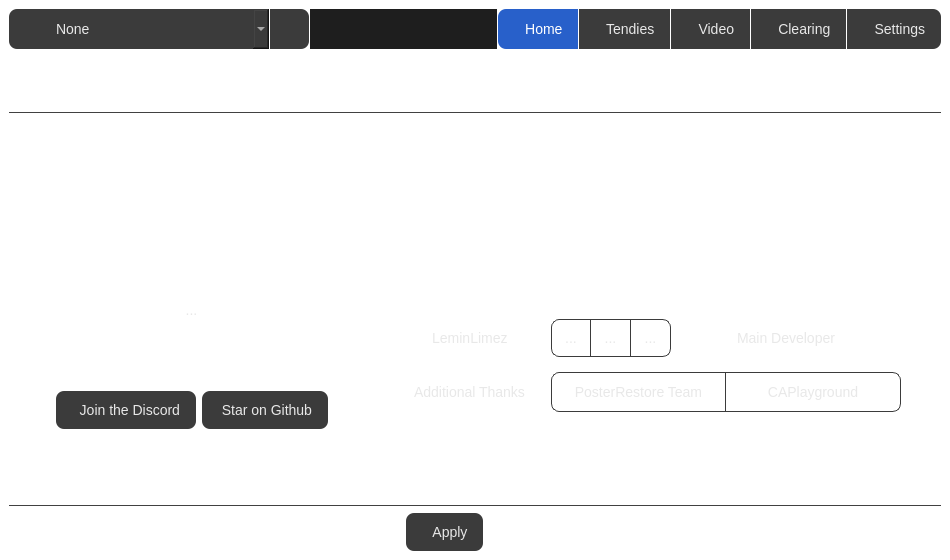
This is src/mainwindow.ui in leminlimez/Poster-Chef as Qt 5 draws it before an edit. The edited form follows.
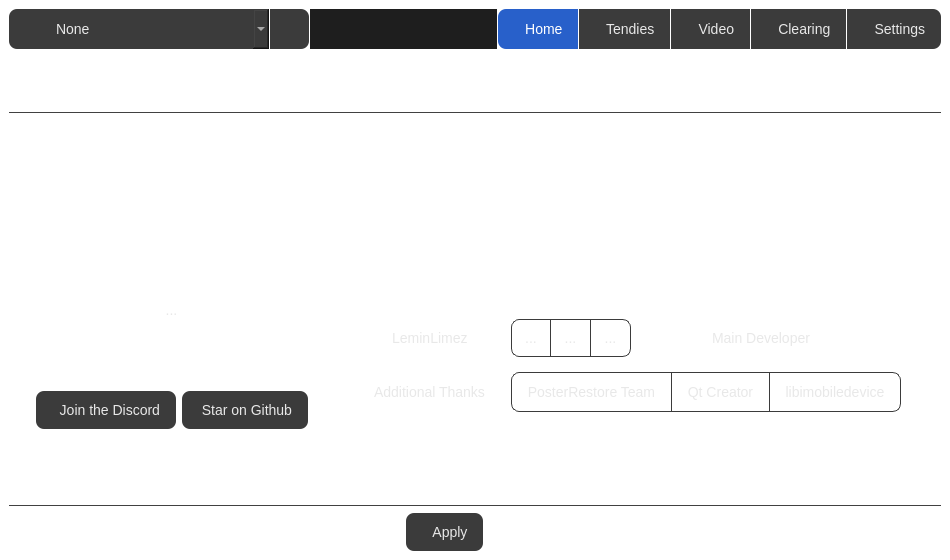
This is the edited form. Icons and pictures are not drawn.

```diff
--- a/src/mainwindow.ui
+++ b/src/mainwindow.ui
@@ -1439,7 +1439,7 @@
                       </property>
                       <property name="minimumSize">
                        <size>
-                        <width>230</width>
+                        <width>260</width>
                         <height>35</height>
                        </size>
                       </property>
@@ -1526,16 +1526,40 @@
                      </widget>
                     </item>
                     <item>
+                     <widget class="QWidget" name="widget_4" native="true">
+                      <property name="minimumSize">
+                       <size>
+                        <width>380</width>
+                        <height>0</height>
+                       </size>
+                      </property>
+                      <layout class="QHBoxLayout" name="horizontalLayout_11">
+                       <property name="spacing">
+                        <number>0</number>
+                       </property>
+                       <property name="leftMargin">
+                        <number>0</number>
+                       </property>
+                       <property name="topMargin">
+                        <number>0</number>
+                       </property>
+                       <property name="rightMargin">
+                        <number>0</number>
+                       </property>
+                       <property name="bottomMargin">
+                        <number>0</number>
+                       </property>
+                       <item>
                      <widget class="QToolButton" name="posterRestoreBtn">
                       <property name="sizePolicy">
-                       <sizepolicy hsizetype="Fixed" vsizetype="Fixed">
+                          <sizepolicy hsizetype="Expanding" vsizetype="Fixed">
                         <horstretch>0</horstretch>
                         <verstretch>0</verstretch>
                        </sizepolicy>
                       </property>
                       <property name="minimumSize">
                        <size>
-                        <width>175</width>
+                           <width>0</width>
                         <height>37</height>
                        </size>
                       </property>
@@ -1564,16 +1588,42 @@
                      </widget>
                     </item>
                     <item>
-                     <widget class="QToolButton" name="caplaygroundBtn">
+                        <widget class="QToolButton" name="qtBtn">
                       <property name="sizePolicy">
-                       <sizepolicy hsizetype="Fixed" vsizetype="Fixed">
+                          <sizepolicy hsizetype="Expanding" vsizetype="Fixed">
+                           <horstretch>0</horstretch>
+                           <verstretch>0</verstretch>
+                          </sizepolicy>
+                         </property>
+                         <property name="styleSheet">
+                          <string notr="true">QToolButton {
+	background: none;
+	border: 1px solid #3b3b3b;
+	border-radius: 0px;
+	border-left: none;
+}
+
+QToolButton:pressed {
+    background-color: #535353;
+    color: #FFFFFF;
+}</string>
+                         </property>
+                         <property name="text">
+                          <string notr="true">Qt Creator</string>
+                         </property>
+                        </widget>
+                       </item>
+                       <item>
+                        <widget class="QToolButton" name="libimobiledeviceBtn">
+                         <property name="sizePolicy">
+                          <sizepolicy hsizetype="Expanding" vsizetype="Fixed">
                         <horstretch>0</horstretch>
                         <verstretch>0</verstretch>
                        </sizepolicy>
                       </property>
                       <property name="minimumSize">
                        <size>
-                        <width>175</width>
+                           <width>0</width>
                         <height>37</height>
                        </size>
                       </property>
@@ -1595,8 +1645,11 @@
 }</string>
                       </property>
                       <property name="text">
-                       <string>CAPlayground</string>
-                      </property>
+                          <string>libimobiledevice</string>
+                         </property>
+                        </widget>
+                       </item>
+                      </layout>
                      </widget>
                     </item>
                     <item>
```
Lines whose indentation alone changed are shown as unchanged.
